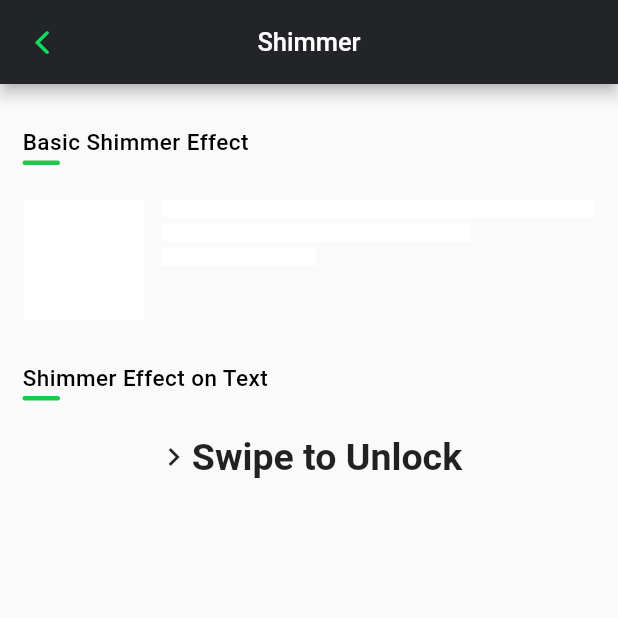
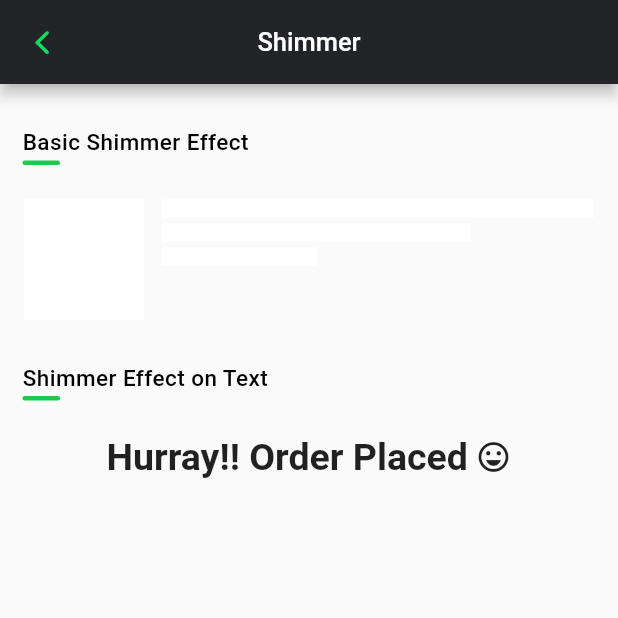
Before and after one commit to ionicfirebaseapp/getwidget-app-kit, a Flutter app: the ShimmerPage screen opened directly, on a phone screen of 412 x 824 dp, the top half of it. Run offline on Flutter 3.47's test engine with Material 2 defaults, Android fonts, the phone set to English and light mode, and no system bars; our stand-ins replace getflutter, webview_flutter.

Commit message:
shimmer added

```diff
--- a/lib/screens/shimmer/shimmer.dart
+++ b/lib/screens/shimmer/shimmer.dart
@@ -95,11 +95,12 @@ class _ShimmerPageState extends State<ShimmerPage> {
         ),
         GFShimmer(
           child: Row(mainAxisAlignment: MainAxisAlignment.center, children: [
-            Icon(Icons.keyboard_arrow_right),
             const Text(
-              'Swipe to Unlock',
+              'Hurray!! Order Placed',
               style: TextStyle(fontSize: 25, fontWeight: FontWeight.w700),
-            )
+            ),
+            const SizedBox(width: 5),
+            Icon(Icons.sentiment_very_satisfied),
           ]),
           direction: GFShimmerDirection.rightToLeft,
           showGradient: true,
@@ -107,12 +108,12 @@ class _ShimmerPageState extends State<ShimmerPage> {
             begin: Alignment.bottomRight,
             end: Alignment.centerLeft,
             stops: const <double>[0, 0.3, 0.6, 0.9, 1],
-            colors: [
+            colors: const [
               GFColors.DANGER,
               GFColors.PRIMARY,
               GFColors.WARNING,
               GFColors.SECONDARY,
-              GFColors.INFO
+              Colors.red,
             ],
           ),
         ),
```
Also changed, not shown: lib/screens/drawer/drawer.dart (+53 -26 lines), lib/screens/home.dart (+20 -20 lines).
